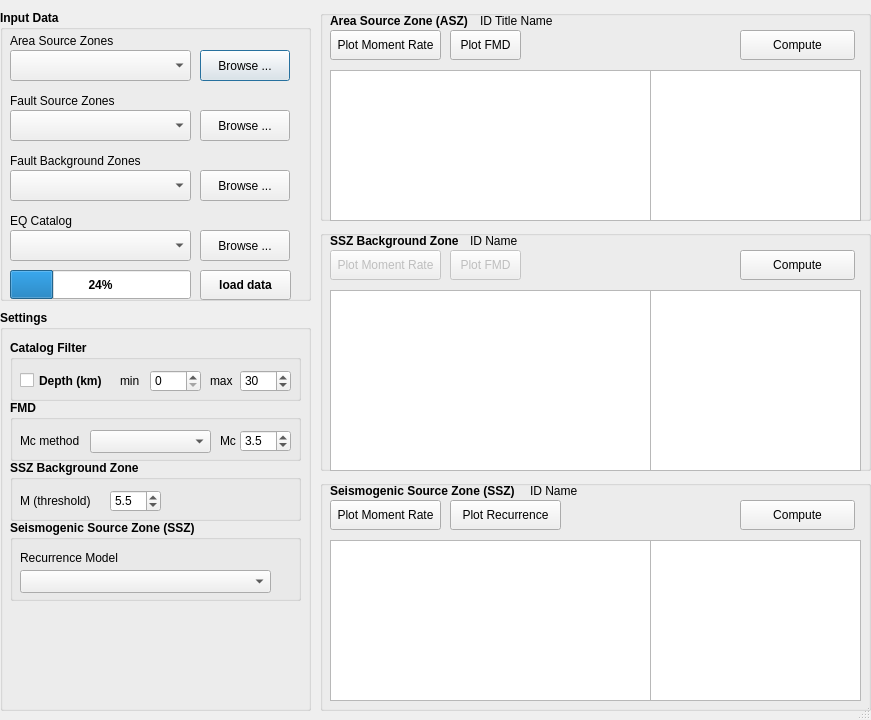
Old version of the form mt_seismicsource/ui_seismicsource.ui in the repository feuchner/seismicsource-toolkit.
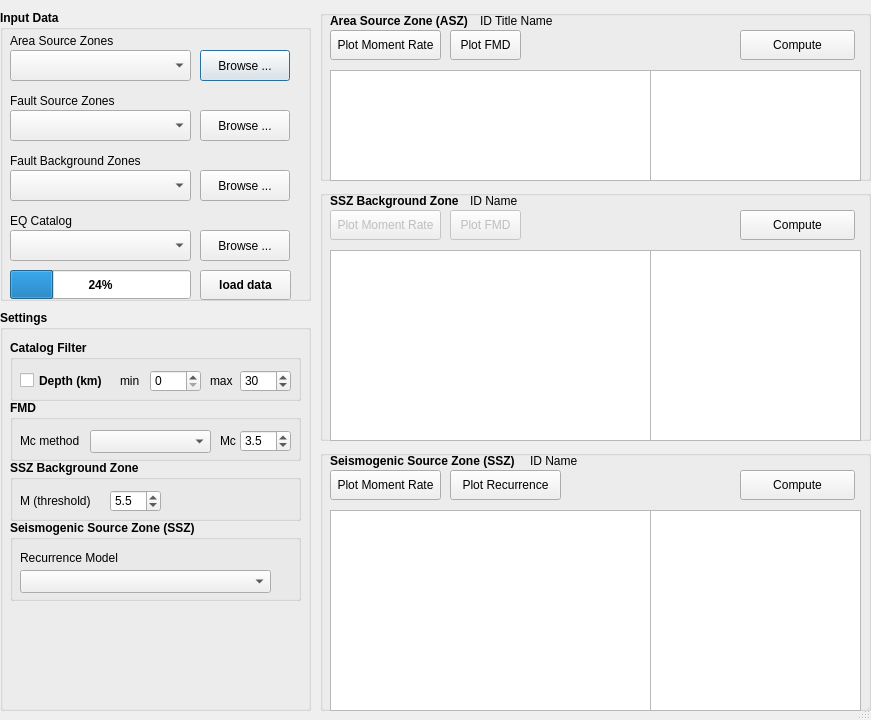
New version of the form.

```diff
--- a/mt_seismicsource/ui_seismicsource.ui
+++ b/mt_seismicsource/ui_seismicsource.ui
@@ -650,7 +650,7 @@
      <x>320</x>
      <y>10</y>
      <width>551</width>
-     <height>221</height>
+     <height>171</height>
     </rect>
    </property>
    <widget class="QGroupBox" name="groupBoxMomentRateArea">
@@ -659,7 +659,7 @@
       <x>0</x>
       <y>0</y>
       <width>551</width>
-      <height>211</height>
+      <height>171</height>
      </rect>
     </property>
     <property name="font">
@@ -709,7 +709,7 @@
        <x>10</x>
        <y>60</y>
        <width>321</width>
-       <height>151</height>
+       <height>111</height>
       </rect>
      </property>
      <property name="font">
@@ -737,7 +737,7 @@
        <x>330</x>
        <y>60</y>
        <width>211</width>
-       <height>151</height>
+       <height>111</height>
       </rect>
      </property>
      <property name="font">
@@ -784,9 +784,9 @@
    <property name="geometry">
     <rect>
      <x>320</x>
-     <y>480</y>
+     <y>450</y>
      <width>551</width>
-     <height>231</height>
+     <height>261</height>
     </rect>
    </property>
    <widget class="QGroupBox" name="groupBoxMomentRateFault">
@@ -795,7 +795,7 @@
       <x>0</x>
       <y>0</y>
       <width>551</width>
-      <height>231</height>
+      <height>261</height>
      </rect>
     </property>
     <property name="font">
@@ -826,7 +826,7 @@
        <x>10</x>
        <y>60</y>
        <width>321</width>
-       <height>161</height>
+       <height>201</height>
       </rect>
      </property>
      <property name="font">
@@ -854,7 +854,7 @@
        <x>330</x>
        <y>60</y>
        <width>211</width>
-       <height>161</height>
+       <height>201</height>
       </rect>
      </property>
      <property name="font">
@@ -920,7 +920,7 @@
    <property name="geometry">
     <rect>
      <x>320</x>
-     <y>230</y>
+     <y>190</y>
      <width>551</width>
      <height>251</height>
     </rect>
@@ -931,7 +931,7 @@
       <x>0</x>
       <y>0</y>
       <width>551</width>
-      <height>241</height>
+      <height>251</height>
      </rect>
     </property>
     <property name="font">
@@ -962,7 +962,7 @@
        <x>10</x>
        <y>60</y>
        <width>321</width>
-       <height>181</height>
+       <height>191</height>
       </rect>
      </property>
      <property name="font">
@@ -977,7 +977,7 @@
        <x>330</x>
        <y>60</y>
        <width>211</width>
-       <height>181</height>
+       <height>191</height>
       </rect>
      </property>
      <property name="font">
```
Left out of the diff: 2 changed lines with no effect on the pictures.
